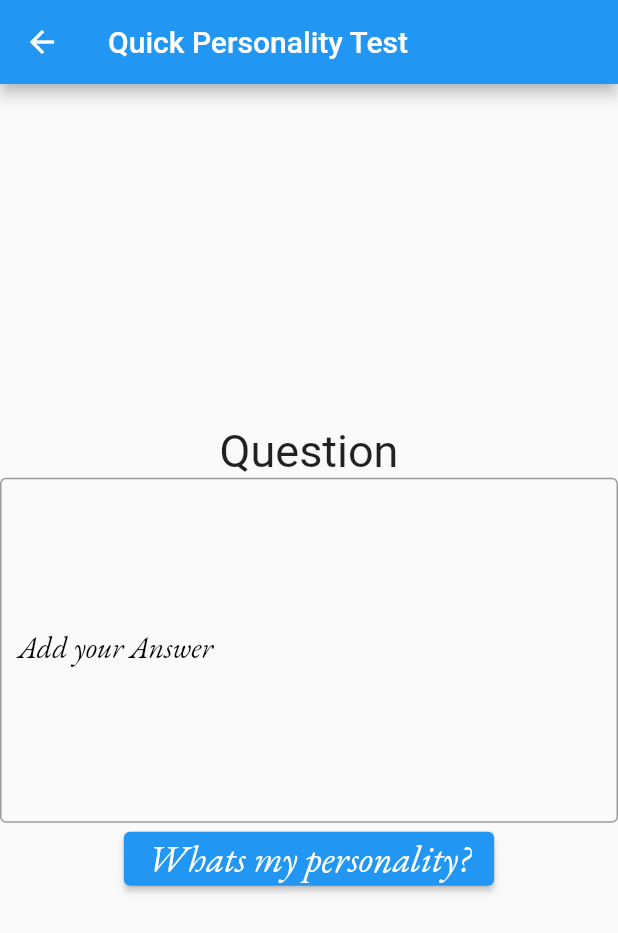
After one commit to Aditi-Singh16/Personality-Analyzer, a Flutter app: the ParagraphAnswer screen opened directly, on a phone screen of 412 x 824 dp. The commit adds this screen. Shown: the top 933 px of the screen. Run offline on Flutter 3.47's test engine with Material 2 defaults, Android fonts, the phone set to English and light mode, and no system bars; our stand-ins replace firebase_auth, firebase_core, flutter_spinkit; missing offline and left inert: conditional_questions; accounts and stored records are empty; statements that could not run were skipped.

Commit message:
added new part

```diff
--- a/flutter_application_1/lib/screens/home/questions.dart
+++ b/flutter_application_1/lib/screens/home/questions.dart
@@ -12,7 +12,7 @@ List<Question> questions() {
     PolarQuestion(
         question: "2. How often do you make new friends ?",
         isMandatory: true,
-        answers: ["Regularly,Love meeting new people", "I enjoy my own company,\nI am more of a reserved type.."],
+        answers: ["I Love making new friends", "self-reflection and like to stayI enjoy my own company,\nI am more of a reserved type.."],
         ),
     PolarQuestion(
         question: "3. How are you at social events ?",
--- /dev/null
+++ b/flutter_application_1/lib/screens/home/testAnswer.dart
@@ -0,0 +1,66 @@
+// ignore_for_file: prefer_const_constructors, prefer_const_literals_to_create_immutables
+
+import 'package:flutter/material.dart';
+import 'package:flutter_application_1/screens/home/test_result.dart';
+
+class ParagraphAnswer extends StatefulWidget {
+  const ParagraphAnswer({Key? key}) : super(key: key);
+
+  @override
+  State<ParagraphAnswer> createState() => _ParagraphAnswerState();
+}
+
+class _ParagraphAnswerState extends State<ParagraphAnswer> {
+
+TextEditingController _controller = TextEditingController();
+
+  @override
+  Widget build(BuildContext context) {
+    return Scaffold(
+      appBar: AppBar(
+        title: const Text('Quick Personality Test'),
+      ),
+      body:Column(
+        mainAxisAlignment: MainAxisAlignment.center,
+        crossAxisAlignment: CrossAxisAlignment.center,
+        children: [
+          Text(
+            'Question',
+            style: TextStyle(
+              fontSize: 30
+            )
+          ),
+          TextFormField(
+            decoration:InputDecoration(
+                border: OutlineInputBorder(),
+                focusedBorder: OutlineInputBorder(
+                  borderSide: BorderSide(color: Colors.black),
+                ),
+                labelText: 'Add your Answer',
+                labelStyle: TextStyle(color: Colors.black, fontSize: 20,fontFamily: 'EBGaramond'),
+              ),
+            minLines: 10,
+            keyboardType: TextInputType.multiline,
+            maxLines: null,
+          ),
+          ElevatedButton(
+            onPressed: () async {
+                Navigator.push(
+                  context,
+                  MaterialPageRoute(
+                      builder: (context) => TestResult(
+                            resultAns: _controller.text,
+                          )),
+                );
+            },
+            child: Text(
+              'Whats my personality?',
+            style: TextStyle(fontFamily: 'EBGaramond',fontSize: 25,color:Color.fromARGB(255, 255, 255, 255)),
+
+            ),
+          )
+        ],
+      )
+    );
+  }
+}
--- a/flutter_application_1/lib/screens/home/test_result.dart
+++ b/flutter_application_1/lib/screens/home/test_result.dart
@@ -6,7 +6,7 @@ import 'package:flutter_application_1/screens/home/loading.dart';
 class TestResult extends StatefulWidget {
   const TestResult({required this.resultAns, Key? key}) : super(key: key);
 
-  final List<String> resultAns;
+  final String resultAns;
 
   @override
   State<TestResult> createState() => _TestResultState();
@@ -32,7 +32,7 @@ class _TestResultState extends State<TestResult> {
         ),
         body: FutureBuilder(
           future: GetPersonalityOfPeople()
-              .fetchPersonality(widget.resultAns.join(".")),
+              .fetchPersonality(widget.resultAns),
           builder: (context, AsyncSnapshot snapshot) {
             if (!snapshot.hasData) {
               return LoadingWheel();
```
Also changed, not shown: flutter_application_1/lib/screens/home/home.dart (+32 -15 lines).
